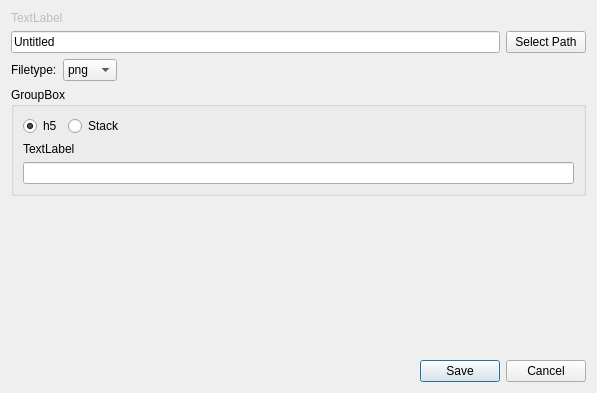
The window that classification/saveDialog.ui (ilastik/ilastik) describes before a commit, drawn with Qt 5.
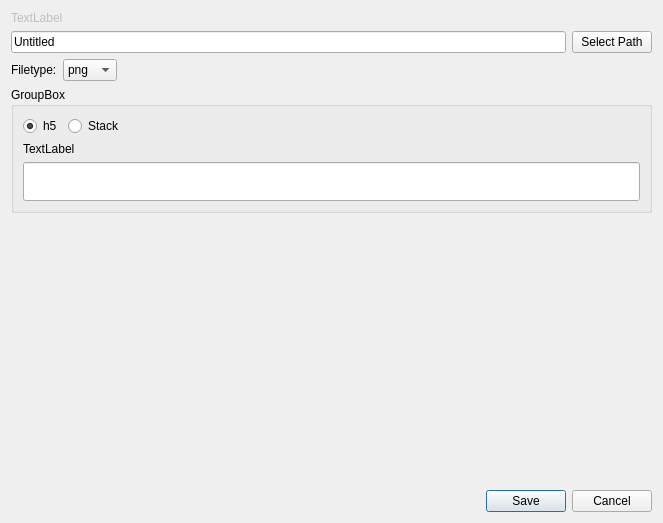
The same window after the commit.

The edit to the form file:
```diff
--- a/classification/saveDialog.ui
+++ b/classification/saveDialog.ui
@@ -6,8 +6,8 @@
    <rect>
     <x>0</x>
     <y>0</y>
-    <width>597</width>
-    <height>393</height>
+    <width>663</width>
+    <height>523</height>
    </rect>
   </property>
   <property name="windowTitle">
@@ -204,7 +204,13 @@
        </widget>
       </item>
       <item>
-       <widget class="QLineEdit" name="lineEditVolumeShape"/>
+       <widget class="QLineEdit" name="lineEditVolumeShape">
+        <property name="font">
+         <font>
+          <pointsize>20</pointsize>
+         </font>
+        </property>
+       </widget>
       </item>
      </layout>
     </widget>
```
Left out of the diff: 3 changed lines with no effect on the pictures.
